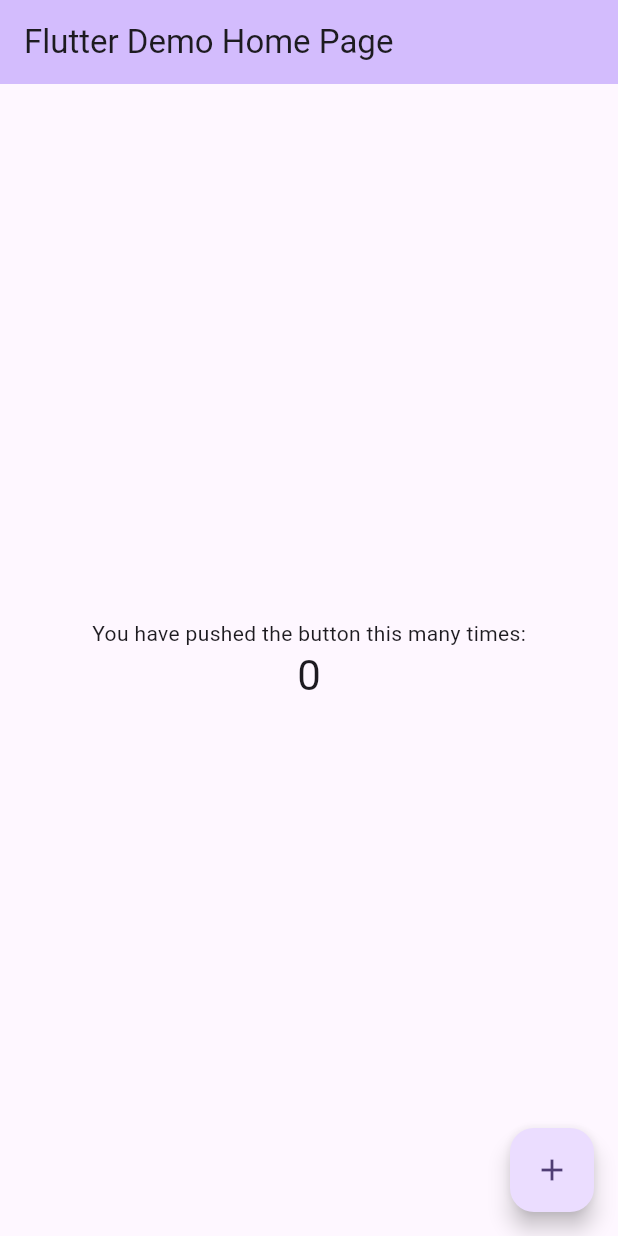
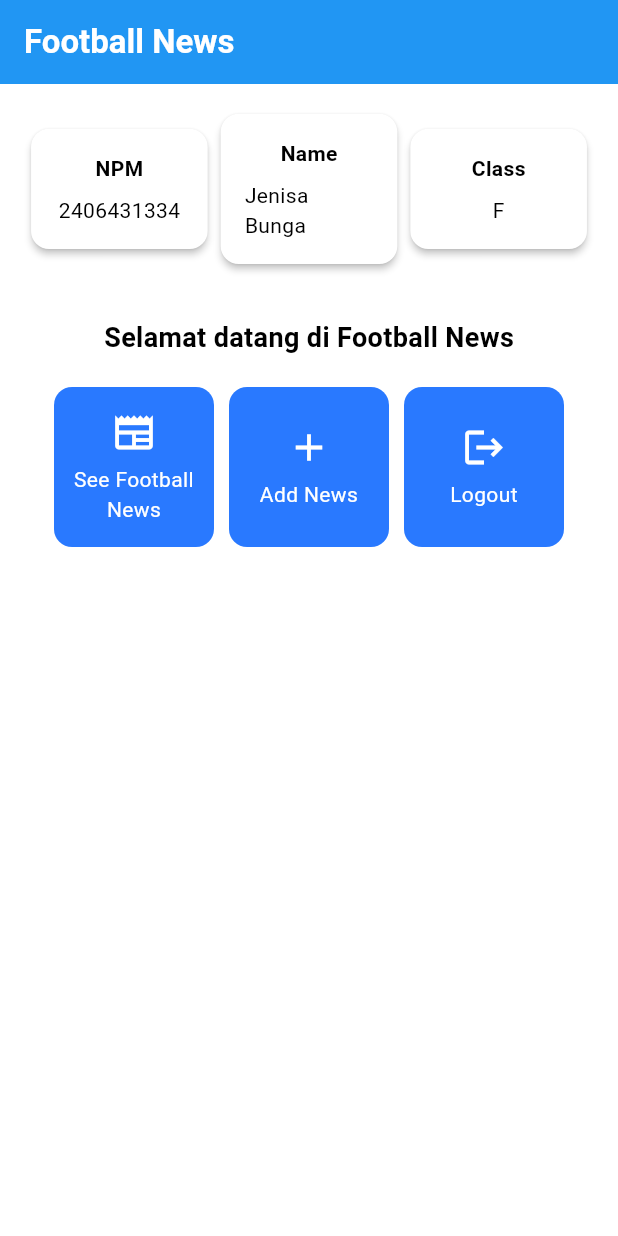
Before and after one commit to jebs-tech/football-news_mobile, a Flutter app: the screen it shows after launch, on a phone screen of 412 x 824 dp. Run offline on Flutter 3.47's test engine with Material 3 defaults, Android fonts, the phone set to English and light mode, and no system bars.

Commit message:
TUTORIAL 6 SELESAI

```diff
--- a/football_news_mobile/lib/main.dart
+++ b/football_news_mobile/lib/main.dart
@@ -1,4 +1,6 @@
 import 'package:flutter/material.dart';
+import 'package:football_news_mobile/menu.dart';
+
 
 void main() {
   runApp(const MyApp());
@@ -28,95 +30,10 @@ class MyApp extends StatelessWidget {
         //
         // This works for code too, not just values: Most code changes can be
         // tested with just a hot reload.
-        colorScheme: ColorScheme.fromSeed(seedColor: Colors.deepPurple),
+         colorScheme: ColorScheme.fromSwatch(primarySwatch: Colors.blue)
+        .copyWith(secondary: Colors.blueAccent[400]),
       ),
-      home: const MyHomePage(title: 'Flutter Demo Home Page'),
+      home: MyHomePage(),
     );
   }
 }
-
-class MyHomePage extends StatefulWidget {
-  const MyHomePage({super.key, required this.title});
-
-  // This widget is the home page of your application. It is stateful, meaning
-  // that it has a State object (defined below) that contains fields that affect
-  // how it looks.
-
-  // This class is the configuration for the state. It holds the values (in this
-  // case the title) provided by the parent (in this case the App widget) and
-  // used by the build method of the State. Fields in a Widget subclass are
-  // always marked "final".
-
-  final String title;
-
-  @override
-  State<MyHomePage> createState() => _MyHomePageState();
-}
-
-class _MyHomePageState extends State<MyHomePage> {
-  int _counter = 0;
-
-  void _incrementCounter() {
-    setState(() {
-      // This call to setState tells the Flutter framework that something has
-      // changed in this State, which causes it to rerun the build method below
-      // so that the display can reflect the updated values. If we changed
-      // _counter without calling setState(), then the build method would not be
-      // called again, and so nothing would appear to happen.
-      _counter++;
-    });
-  }
-
-  @override
-  Widget build(BuildContext context) {
-    // This method is rerun every time setState is called, for instance as done
-    // by the _incrementCounter method above.
-    //
-    // The Flutter framework has been optimized to make rerunning build methods
-    // fast, so that you can just rebuild anything that needs updating rather
-    // than having to individually change instances of widgets.
-    return Scaffold(
-      appBar: AppBar(
-        // TRY THIS: Try changing the color here to a specific color (to
-        // Colors.amber, perhaps?) and trigger a hot reload to see the AppBar
-        // change color while the other colors stay the same.
-        backgroundColor: Theme.of(context).colorScheme.inversePrimary,
-        // Here we take the value from the MyHomePage object that was created by
-        // the App.build method, and use it to set our appbar title.
-        title: Text(widget.title),
-      ),
-      body: Center(
-        // Center is a layout widget. It takes a single child and positions it
-        // in the middle of the parent.
-        child: Column(
-          // Column is also a layout widget. It takes a list of children and
-          // arranges them vertically. By default, it sizes itself to fit its
-          // children horizontally, and tries to be as tall as its parent.
-          //
-          // Column has various properties to control how it sizes itself and
-          // how it positions its children. Here we use mainAxisAlignment to
-          // center the children vertically; the main axis here is the vertical
-          // axis because Columns are vertical (the cross axis would be
-          // horizontal).
-          //
-          // TRY THIS: Invoke "debug painting" (choose the "Toggle Debug Paint"
-          // action in the IDE, or press "p" in the console), to see the
-          // wireframe for each widget.
-          mainAxisAlignment: MainAxisAlignment.center,
-          children: <Widget>[
-            const Text('You have pushed the button this many times:'),
-            Text(
-              '$_counter',
-              style: Theme.of(context).textTheme.headlineMedium,
-            ),
-          ],
-        ),
-      ),
-      floatingActionButton: FloatingActionButton(
-        onPressed: _incrementCounter,
-        tooltip: 'Increment',
-        child: const Icon(Icons.add),
-      ), // This trailing comma makes auto-formatting nicer for build methods.
-    );
-  }
-}
--- /dev/null
+++ b/football_news_mobile/lib/menu.dart
@@ -0,0 +1,190 @@
+import 'package:flutter/material.dart';
+
+class MyHomePage extends StatelessWidget {
+  MyHomePage({super.key});
+
+  final String nama = "Jenisa Bunga"; //nama
+  final String npm = "2406431334"; //npm
+  final String kelas = "F"; //kelas
+
+   final List<ItemHomepage> items = [
+    ItemHomepage("See Football News", Icons.newspaper),
+    ItemHomepage("Add News", Icons.add),
+    ItemHomepage("Logout", Icons.logout),
+  ];
+
+@override
+    Widget build(BuildContext context) {
+    // Scaffold menyediakan struktur dasar halaman dengan AppBar dan body.
+    return Scaffold(
+      // AppBar adalah bagian atas halaman yang menampilkan judul.
+      appBar: AppBar(
+        // Judul aplikasi "Football News" dengan teks putih dan tebal.
+        title: const Text(
+          'Football News',
+          style: TextStyle(
+            color: Colors.white,
+            fontWeight: FontWeight.bold,
+          ),
+        ),
+        // Warna latar belakang AppBar diambil dari skema warna tema aplikasi.
+        backgroundColor: Theme.of(context).colorScheme.primary,
+      ),
+      // Body halaman dengan padding di sekelilingnya.
+      body: Padding(
+        padding: const EdgeInsets.all(16.0),
+        // Menyusun widget secara vertikal dalam sebuah kolom.
+        child: Column(
+          crossAxisAlignment: CrossAxisAlignment.center,
+          children: [
+            // Row untuk menampilkan 3 InfoCard secara horizontal.
+            Row(
+              mainAxisAlignment: MainAxisAlignment.spaceEvenly,
+              children: [
+                InfoCard(title: 'NPM', content: npm),
+                InfoCard(title: 'Name', content: nama),
+                InfoCard(title: 'Class', content: kelas),
+              ],
+            ),
+
+            // Memberikan jarak vertikal 16 unit.
+            const SizedBox(height: 16.0),
+
+            // Menempatkan widget berikutnya di tengah halaman.
+            Center(
+              child: Column(
+                // Menyusun teks dan grid item secara vertikal.
+
+                children: [
+                  // Menampilkan teks sambutan dengan gaya tebal dan ukuran 18.
+                  const Padding(
+                    padding: EdgeInsets.only(top: 16.0),
+                    child: Text(
+                      'Selamat datang di Football News',
+                      style: TextStyle(
+                        fontWeight: FontWeight.bold,
+                        fontSize: 18.0,
+                      ),
+                    ),
+                  ),
+
+                  // Grid untuk menampilkan ItemCard dalam bentuk grid 3 kolom.
+                  GridView.count(
+                    primary: true,
+                    padding: const EdgeInsets.all(20),
+                    crossAxisSpacing: 10,
+                    mainAxisSpacing: 10,
+                    crossAxisCount: 3,
+                    // Agar grid menyesuaikan tinggi kontennya.
+                    shrinkWrap: true,
+
+                    // Menampilkan ItemCard untuk setiap item dalam list items.
+                    children: items.map((ItemHomepage item) {
+                      return ItemCard(item);
+                    }).toList(),
+                  ),
+                ],
+              ),
+            ),
+          ],
+        ),
+      ),
+    );
+  }
+}
+
+
+
+class InfoCard extends StatelessWidget {
+  // Kartu informasi yang menampilkan title dan content.
+
+  final String title;  // Judul kartu.
+  final String content;  // Isi kartu.
+
+  const InfoCard({super.key, required this.title, required this.content});
+
+  @override
+  Widget build(BuildContext context) {
+    return Card(
+      // Membuat kotak kartu dengan bayangan dibawahnya.
+      elevation: 2.0,
+      child: Container(
+        // Mengatur ukuran dan jarak di dalam kartu.
+        width: MediaQuery.of(context).size.width / 3.5, // menyesuaikan dengan lebar device yang digunakan.
+        padding: const EdgeInsets.all(16.0),
+        // Menyusun title dan content secara vertikal.
+        child: Column(
+          children: [
+            Text(
+              title,
+              style: const TextStyle(fontWeight: FontWeight.bold),
+            ),
+            const SizedBox(height: 8.0),
+            Text(content),
+          ],
+        ),
+      ),
+    );
+  }
+}
+
+class ItemHomepage {
+ final String name;
+ final IconData icon;
+
+ ItemHomepage(this.name, this.icon);
+}
+
+class ItemCard extends StatelessWidget {
+  // Menampilkan kartu dengan ikon dan nama.
+
+  final ItemHomepage item;
+
+  const ItemCard(this.item, {super.key});
+
+  @override
+  Widget build(BuildContext context) {
+    return Material(
+      // Menentukan warna latar belakang dari tema aplikasi.
+      color: Theme.of(context).colorScheme.secondary,
+      // Membuat sudut kartu melengkung.
+      borderRadius: BorderRadius.circular(12),
+
+      child: InkWell(
+        // Aksi ketika kartu ditekan.
+        onTap: () {
+          // Menampilkan pesan SnackBar saat kartu ditekan.
+          ScaffoldMessenger.of(context)
+            ..hideCurrentSnackBar()
+            ..showSnackBar(
+              SnackBar(content: Text("Kamu telah menekan tombol ${item.name}!"))
+            );
+        },
+        // Container untuk menyimpan Icon dan Text
+        child: Container(
+          padding: const EdgeInsets.all(8),
+          child: Center(
+            child: Column(
+              // Menyusun ikon dan teks di tengah kartu.
+              mainAxisAlignment: MainAxisAlignment.center,
+              children: [
+                Icon(
+                  item.icon,
+                  color: Colors.white,
+                  size: 30.0,
+                ),
+                const Padding(padding: EdgeInsets.all(3)),
+                Text(
+                  item.name,
+                  textAlign: TextAlign.center,
+                  style: const TextStyle(color: Colors.white),
+                ),
+              ],
+            ),
+          ),
+        ),
+      ),
+    );
+  }
+
+}
```
